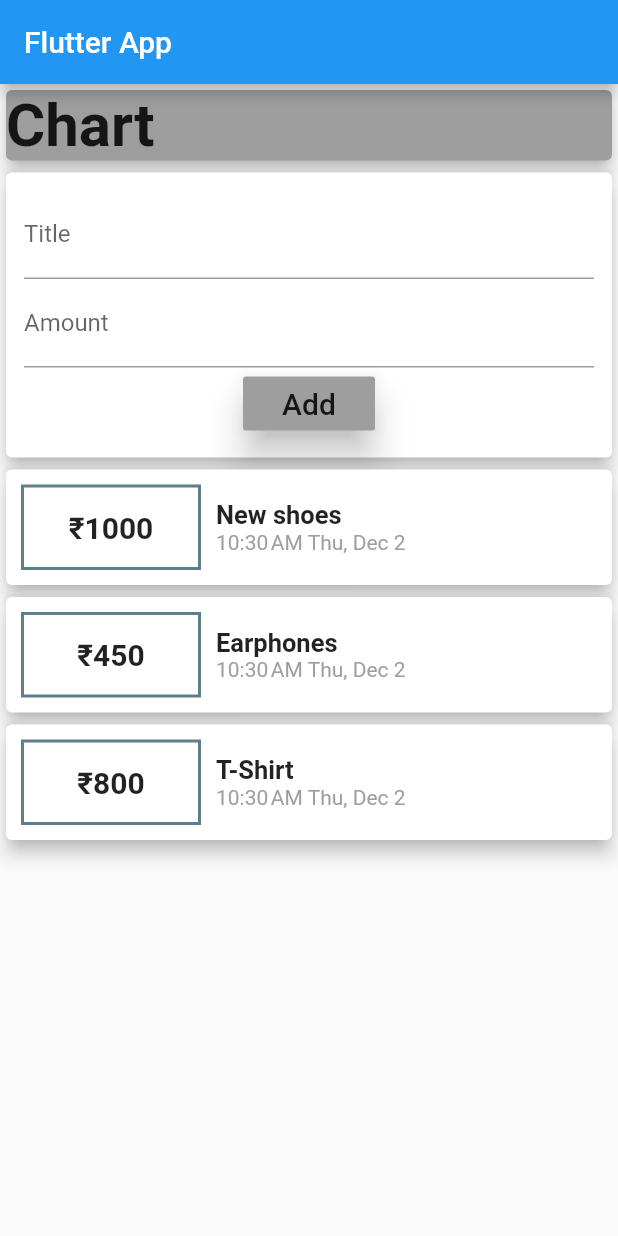
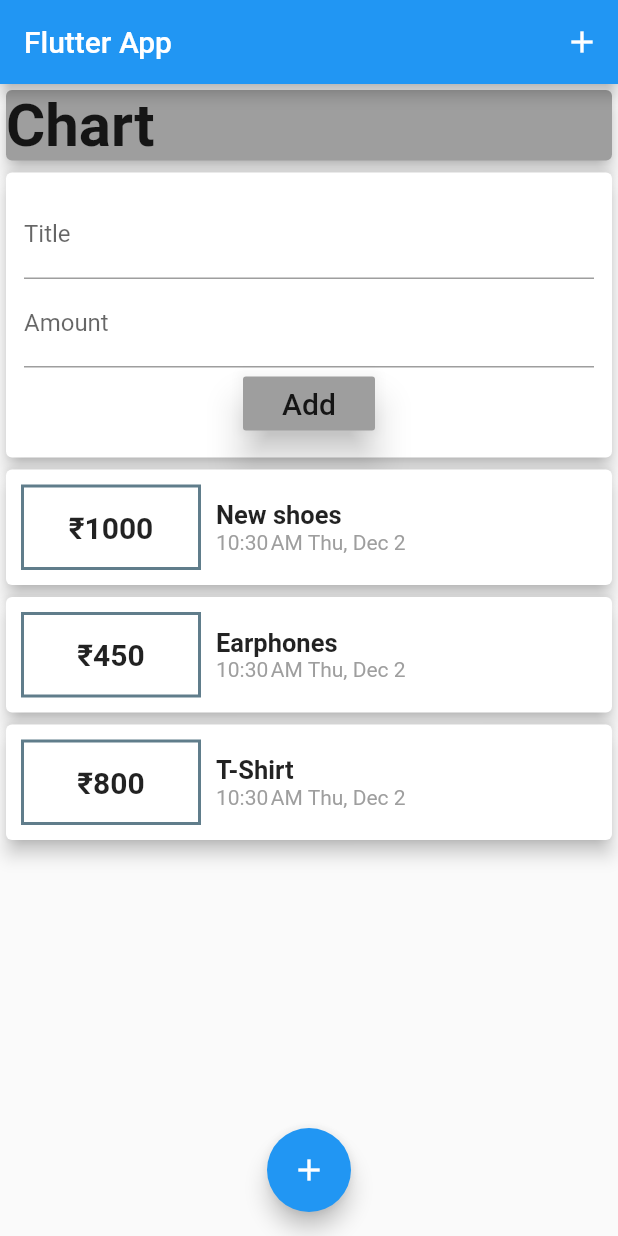
Before and after one commit to akshaymargale/MyExpensesProject, a Flutter app: the screen it shows after launch, on a phone screen of 412 x 824 dp. Run offline on Flutter 3.47's test engine with Material 2 defaults, Android fonts, the phone set to English and light mode, and no system bars.

Commit message:
Add add button on appbar and at end

```diff
--- a/lib/main.dart
+++ b/lib/main.dart
@@ -18,6 +18,7 @@ class MyHomePage extends StatelessWidget {
     return Scaffold(
         appBar: AppBar(
           title: Text('Flutter App'),
+          actions: [IconButton(onPressed: () {}, icon: Icon(Icons.add))],
         ),
         body: SingleChildScrollView(
           child: Column(
@@ -37,6 +38,10 @@ class MyHomePage extends StatelessWidget {
             ],
           ),
         ),
-    );
+        floatingActionButtonLocation: FloatingActionButtonLocation.centerFloat,
+        floatingActionButton: FloatingActionButton(
+          child: Icon(Icons.add),
+          onPressed: () {},
+        ));
   }
 }
```
Lines whose indentation alone changed are shown as unchanged.
